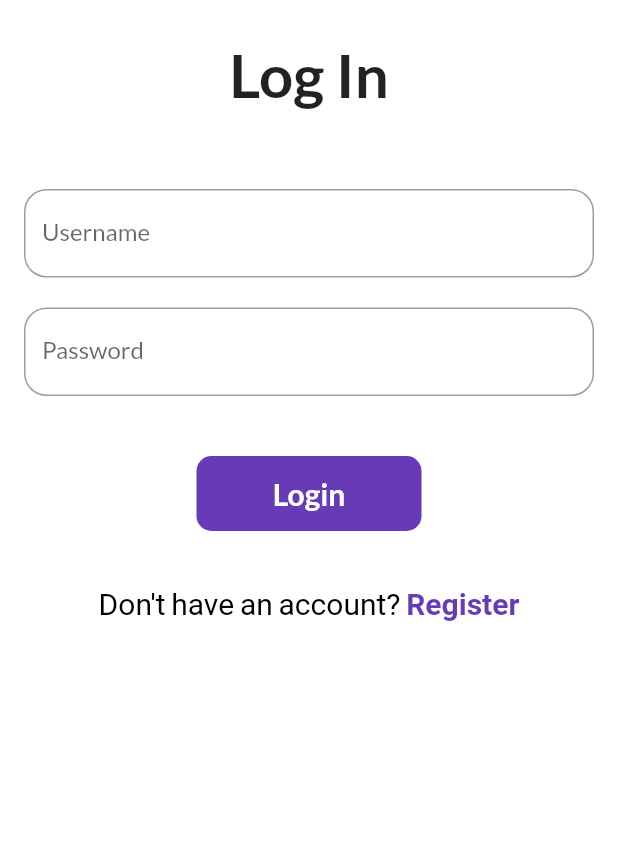
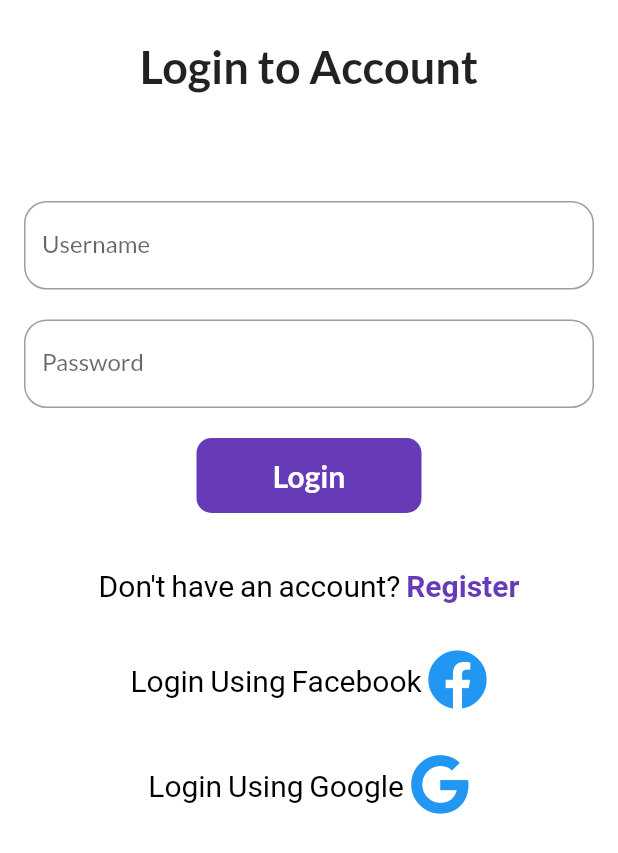
Before and after one commit to JAHIR676/flutter, a Flutter app: the LoginPage screen opened by its route, on a phone screen of 412 x 824 dp. Shown: the top 853 px of the screen. Run offline on Flutter 3.47's test engine with Material 2 defaults, Android fonts, the phone set to English and light mode, and no system bars; our stand-ins replace font_awesome_flutter, form_field_validator, google_fonts.

```diff
--- a/lib/main.dart
+++ b/lib/main.dart
@@ -27,7 +27,7 @@ class MyApp extends StatelessWidget {
         brightness: Brightness.dark,
       ),
       routes: {
-        "/": (context) => LoginPage(),
+        "/": (context) => SignUpPage(),
         MyRoutes.homeRoute: (context) => HomePage(),
         MyRoutes.loginRoute: (context) => LoginPage(),
         MyRoutes.signupRoute: (context) => SignUpPage(),
--- a/lib/pages/login_page.dart
+++ b/lib/pages/login_page.dart
@@ -2,6 +2,7 @@ import 'package:first_app/utils/routes.dart';
 import 'package:flutter/gestures.dart';
 import 'package:flutter/material.dart';
 import 'package:flutter/widgets.dart';
+import 'package:font_awesome_flutter/font_awesome_flutter.dart';
 
 class LoginPage extends StatefulWidget {
   const LoginPage({Key? key}) : super(key: key);
@@ -11,15 +12,22 @@ class LoginPage extends StatefulWidget {
 }
 
 class _LoginPageState extends State<LoginPage> {
-  GlobalKey<FormState> formkey = new GlobalKey<FormState>();
+  final _formkey = new GlobalKey<FormState>();
 
-  final TapGestureRecognizer _gestureRecognizer = TapGestureRecognizer()
-    ..onTap = () {
-      debugPrint("Jahir");
-    };
+  moveToHome() async {
+    if (_formkey.currentState!.validate()) {
+      setState(() {
+        Navigator.pushNamed(context, MyRoutes.homeRoute);
+      });
+    }
+  }
 
   @override
   Widget build(BuildContext context) {
+    final TapGestureRecognizer _gestureRecognizer = TapGestureRecognizer()
+      ..onTap = () {
+        Navigator.pushNamed(context, MyRoutes.signupRoute);
+      };
     return Material(
       color: Colors.white,
       child: SingleChildScrollView(
@@ -31,8 +39,8 @@ class _LoginPageState extends State<LoginPage> {
             Padding(
               padding: const EdgeInsets.all(16.0),
               child: Text(
-                "Log In",
-                style: TextStyle(fontSize: 40, fontWeight: FontWeight.bold),
+                "Login to Account",
+                style: TextStyle(fontSize: 30, fontWeight: FontWeight.bold),
               ),
             ),
             SizedBox(
@@ -40,39 +48,52 @@ class _LoginPageState extends State<LoginPage> {
             ),
             Padding(
               padding: const EdgeInsets.all(16.0),
+              child: Form(
+                key: _formkey,
                 child: Column(
                   children: [
-                  Form(
-                    child: TextFormField(
+                    SizedBox(height: 20),
+                    TextFormField(
+                      autovalidateMode: AutovalidateMode.onUserInteraction,
+                      validator: (value) {
+                        if (value!.isEmpty) {
+                          return "Username can't Empty";
+                        } else if (value.length < 3) {
+                          return "Username mustbe 3 Character";
+                        } else
+                          return null;
+                      },
                       decoration: InputDecoration(
                           border: OutlineInputBorder(
                               borderRadius: BorderRadius.circular(15)),
                           hintText: "Enter Username",
                           labelText: "Username"),
                     ),
+                    SizedBox(
+                      height: 20,
                     ),
-                  Padding(
-                    padding: const EdgeInsets.only(top: 20.0),
-                    child: TextFormField(
-                      obscureText: true,
+                    TextFormField(
+                      autovalidateMode: AutovalidateMode.onUserInteraction,
+                      validator: (value) {
+                        if (value!.isEmpty) {
+                          return "Password can't Empty";
+                        } else if (value.length < 8) {
+                          return "Password mustbe 8 Character";
+                        } else
+                          return null;
+                      },
                       decoration: InputDecoration(
                           border: OutlineInputBorder(
                               borderRadius: BorderRadius.circular(15)),
                           hintText: "Enter Password",
                           labelText: "Password"),
                     ),
-                  ),
                     SizedBox(
-                    height: 40,
+                      height: 20,
                     ),
                     InkWell(
                       splashColor: Colors.purple[200],
-                    onTap: () {
-                      Navigator.pushNamed(context, MyRoutes.homeRoute);
-                      setState(() {
-                        formkey.currentState!.validate();
-                      });
-                    },
+                      onTap: () => moveToHome(),
                       child: Material(
                         borderRadius: BorderRadius.circular(10.0),
                         color: Colors.deepPurple,
@@ -91,14 +112,8 @@ class _LoginPageState extends State<LoginPage> {
                         ),
                       ),
                     ),
-                  // ElevatedButton(
-                  //   onPressed: () {
-                  //     Navigator.pushNamed(context, MyRoutes.homeRoute);
-                  //   },
-                  //   child: Text("Login"),
-                  //   style: TextButton.styleFrom(minimumSize: Size(200, 40)),
-                  // ),
                   ],
+                ),
               ),
             ),
             Padding(
@@ -121,6 +136,47 @@ class _LoginPageState extends State<LoginPage> {
                       ],
                       recognizer: _gestureRecognizer),
                 ))),
+            Padding(
+              padding: const EdgeInsets.all(30.0),
+              child: Container(
+                  child: RichText(
+                text: TextSpan(
+                    text: "Login Using Facebook ",
+                    style: TextStyle(
+                      color: Colors.black,
+                      fontSize: 20,
+                    ),
+                    children: [
+                      WidgetSpan(
+                          child: Icon(
+                            FontAwesomeIcons.facebook,
+                            size: 40,
+                            color: Colors.blue,
+                          ),
+                          alignment: PlaceholderAlignment.middle),
+                    ],
+                    recognizer: _gestureRecognizer),
+              )),
+            ),
+            Container(
+              child: RichText(
+                  text: TextSpan(
+                      text: "Login Using Google ",
+                      style: TextStyle(
+                        fontSize: 20,
+                        color: Colors.black,
+                      ),
+                      children: [
+                        WidgetSpan(
+                            child: Icon(
+                              FontAwesomeIcons.google,
+                              size: 40,
+                              color: Colors.blue,
+                            ),
+                            alignment: PlaceholderAlignment.middle)
+                      ],
+                      recognizer: _gestureRecognizer)),
+            )
           ],
         ),
       ),
--- a/pubspec.yaml
+++ b/pubspec.yaml
@@ -22,6 +22,8 @@ environment:
 
 dependencies:
   form_field_validator: ^1.1.0
+  font_awesome_flutter: ^9.1.0
+
   flutter:
     sdk: flutter
 
```
Also changed, not shown: lib/pages/signup_page.dart (+18 -14 lines), pubspec.lock. Lines whose indentation alone changed are shown as unchanged.
